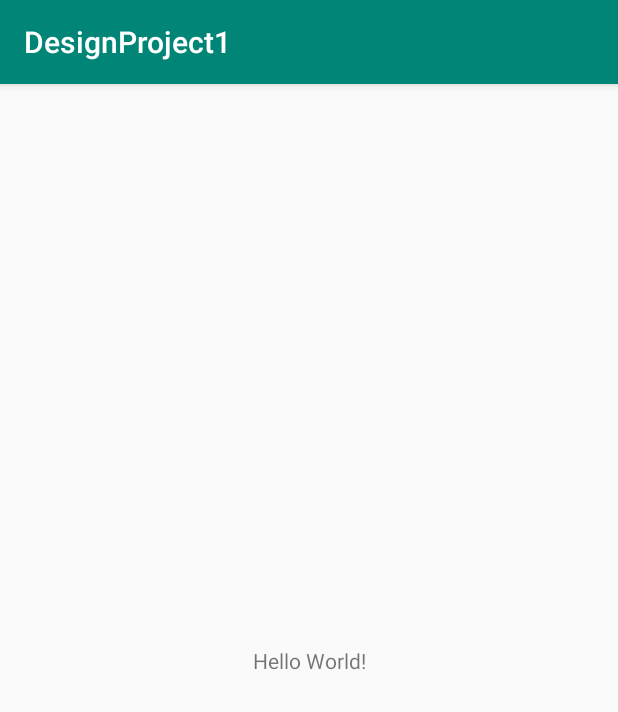
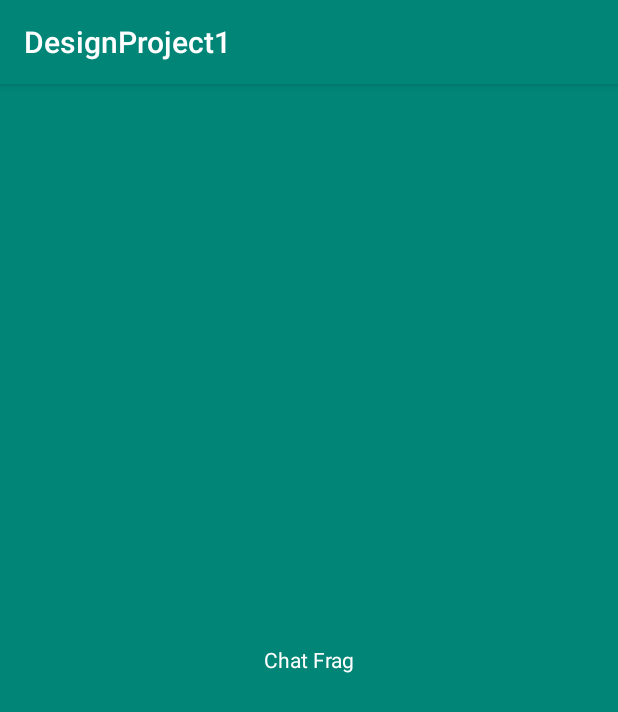
Before and after one commit to jwinter01/Design-Project-I, an Android app: the screen it shows after launch once a user with an empty profile is signed in (MainActivity), on a phone screen of 412 x 824 dp. Shown: the top 712 px of the screen. Run offline under Robolectric (Android 15) with nearby library versions, the phone set to English and light mode, and no system bars; our stand-ins replace Firebase (no records; nobody signed in at launch, a user with empty details on screens opened directly).

Commit message:
Update
Created Fragments that will hold the chat, camera, and story like this:

[ CHAT <- CAMERA -> STORY ]

swipe left <- start -> swipe right

Also uploaded Log 5

```diff
--- /dev/null
+++ b/Android Studio Project/DesignProject1/app/src/main/java/com/example/jswin/designproject1/CameraFrag.java
@@ -0,0 +1,24 @@
+package com.example.jswin.designproject1;
+
+import android.os.Bundle;
+import android.support.v4.app.Fragment;
+import android.view.LayoutInflater;
+import android.view.View;
+import android.view.ViewGroup;
+
+// add extends Fragment hit enter to auto import above
+public class CameraFrag extends Fragment {
+
+    public static CameraFrag newInstance(){
+        CameraFrag fragment = new CameraFrag();
+        return fragment;
+    }
+
+    @Override
+    // This was auto generated from Android Studio (onCreateView then press enter)
+    public View onCreateView(LayoutInflater inflater, ViewGroup container, Bundle savedInstanceState) {
+        // View find view by id
+        View view = inflater.inflate(R.layout.frag_chat, container, false);
+        return view; // Return the view
+    }
+}
--- /dev/null
+++ b/Android Studio Project/DesignProject1/app/src/main/java/com/example/jswin/designproject1/ChatFrag.java
@@ -0,0 +1,28 @@
+package com.example.jswin.designproject1;
+
+import android.os.Bundle;
+import android.support.annotation.NonNull;
+import android.support.annotation.Nullable;
+import android.support.v4.app.Fragment;
+import android.view.LayoutInflater;
+import android.view.View;
+import android.view.ViewGroup;
+
+// Not sure why it says this class is never used
+// This is the function that will be called in the switch case in
+// the main activitiy
+public class ChatFrag extends Fragment {
+
+    public static ChatFrag newInstance(){
+        ChatFrag fragment = new ChatFrag();
+        return fragment;
+    }
+
+    @Override
+    // This was auto generated from Android Studio (onCreateView then press enter)
+    public View onCreateView(LayoutInflater inflater, ViewGroup container, Bundle savedInstanceState) {
+        // View find view by id
+        View view = inflater.inflate(R.layout.frag_camera, container, false);
+        return view; // Return the view
+    }
+}
--- a/Android Studio Project/DesignProject1/app/src/main/java/com/example/jswin/designproject1/MainActivity.java
+++ b/Android Studio Project/DesignProject1/app/src/main/java/com/example/jswin/designproject1/MainActivity.java
@@ -1,5 +1,9 @@
 package com.example.jswin.designproject1;
 
+import android.support.v4.app.Fragment;
+import android.support.v4.app.FragmentManager;
+import android.support.v4.app.FragmentPagerAdapter;
+import android.support.v4.view.ViewPager;
 import android.support.v7.app.AppCompatActivity;
 import android.os.Bundle;
 // This doesnt do anything yet
@@ -7,11 +11,58 @@ import android.os.Bundle;
 // where the user can take pictures and send tem
 public class MainActivity extends AppCompatActivity {
 
+    // Controlls pager and adapter
+    FragmentPagerAdapter adapterViewPager;
+
     @Override
     protected void onCreate(Bundle savedInstanceState) {
 
         super.onCreate(savedInstanceState);
         setContentView(R.layout.activity_main);
 
+        // activity_main.xml import the id name viewPager
+        ViewPager viewPager = findViewById(R.id.viewPager);
+
+        // Associate the adapter view pager with fragment pager adapter
+        adapterViewPager = new MyPagerAdapter(getSupportFragmentManager());
+        viewPager.setAdapter(adapterViewPager);
+        // Manually set to pager case 1 -> which is the camera (See switch statement)
+        viewPager.setCurrentItem(1);
+
+    }
+    // Three methods MyPagerAdapter, getItem, and getCount were needed
+    // Threw an error for the static class MyPagerAdapter without them
+    public static class MyPagerAdapter extends FragmentPagerAdapter{
+
+        // Don't touch for now, not sure what this does but it keeps the program happy
+        public MyPagerAdapter(FragmentManager fm) {
+            super(fm);
+        }
+
+        @Override
+        // Returns (depending on position of fragment "frag") the fragment that we need
+        public Fragment getItem(int frag) {
+            switch(frag){
+
+                case 0:
+                    // return the fragment that holds the chat
+                    return ChatFrag.newInstance();
+                case 1:
+                    // return the fragment that holds the camera
+                    return CameraFrag.newInstance();
+                case 2:
+                    // return the fragment that holds the story
+                    return StoryFrag.newInstance();
+
+            }
+            return null;
+        }
+
+        @Override
+        // This returns the number of pages we have within our view pager
+        public int getCount() {
+            // I manually set this from 0 to 3 because for now I want 3 pages
+            return 3;
+        }
     }
 }
--- /dev/null
+++ b/Android Studio Project/DesignProject1/app/src/main/java/com/example/jswin/designproject1/StoryFrag.java
@@ -0,0 +1,23 @@
+package com.example.jswin.designproject1;
+
+import android.os.Bundle;
+import android.support.v4.app.Fragment;
+import android.view.LayoutInflater;
+import android.view.View;
+import android.view.ViewGroup;
+
+public class StoryFrag extends Fragment {
+
+    public static StoryFrag newInstance(){
+        StoryFrag fragment = new StoryFrag();
+        return fragment;
+    }
+
+    @Override
+    // This was auto generated from Android Studio (onCreateView then press enter)
+    public View onCreateView(LayoutInflater inflater, ViewGroup container, Bundle savedInstanceState) {
+        // View find view by id
+        View view = inflater.inflate(R.layout.frag_story, container, false);
+        return view; // Return the view
+    }
+}
--- a/Android Studio Project/DesignProject1/app/src/main/res/layout/activity_main.xml
+++ b/Android Studio Project/DesignProject1/app/src/main/res/layout/activity_main.xml
@@ -6,13 +6,11 @@
     android:layout_height="match_parent"
     tools:context=".MainActivity">
 
-    <TextView
-        android:layout_width="wrap_content"
-        android:layout_height="wrap_content"
-        android:text="Hello World!"
-        app:layout_constraintBottom_toBottomOf="parent"
-        app:layout_constraintLeft_toLeftOf="parent"
-        app:layout_constraintRight_toRightOf="parent"
-        app:layout_constraintTop_toTopOf="parent" />
+    <android.support.v4.view.ViewPager
+        android:layout_width="match_parent"
+        android:layout_height="match_parent"
+        android:id="@+id/viewPager">
+        >
+    </android.support.v4.view.ViewPager>
 
 </android.support.constraint.ConstraintLayout>
--- /dev/null
+++ b/Android Studio Project/DesignProject1/app/src/main/res/layout/frag_camera.xml
@@ -0,0 +1,14 @@
+<?xml version="1.0" encoding="utf-8"?>
+<LinearLayout
+    xmlns:android="http://schemas.android.com/apk/res/android" android:layout_width="match_parent"
+    android:layout_height="match_parent"
+    android:background="@color/colorAccent">
+
+    <TextView
+        android:layout_width="match_parent"
+        android:layout_height="match_parent"
+        android:text="Camera Frag"
+        android:gravity="center"
+        android:textColor="@android:color/white"/>
+
+</LinearLayout>
--- /dev/null
+++ b/Android Studio Project/DesignProject1/app/src/main/res/layout/frag_chat.xml
@@ -0,0 +1,14 @@
+<?xml version="1.0" encoding="utf-8"?>
+<LinearLayout
+    xmlns:android="http://schemas.android.com/apk/res/android" android:layout_width="match_parent"
+    android:layout_height="match_parent"
+    android:background="@color/colorPrimary">
+
+    <TextView
+        android:layout_width="match_parent"
+        android:layout_height="match_parent"
+        android:text="Chat Frag"
+        android:gravity="center"
+        android:textColor="@android:color/white"/>
+
+</LinearLayout>
--- /dev/null
+++ b/Android Studio Project/DesignProject1/app/src/main/res/layout/frag_story.xml
@@ -0,0 +1,14 @@
+<?xml version="1.0" encoding="utf-8"?>
+<LinearLayout
+    xmlns:android="http://schemas.android.com/apk/res/android" android:layout_width="match_parent"
+    android:layout_height="match_parent"
+    android:background="@color/colorPrimaryDark">
+
+    <TextView
+        android:layout_width="match_parent"
+        android:layout_height="match_parent"
+        android:text="Story Frag"
+        android:gravity="center"
+        android:textColor="@android:color/white"/>
+
+</LinearLayout>
```
Also changed, not shown: 1 other file.
